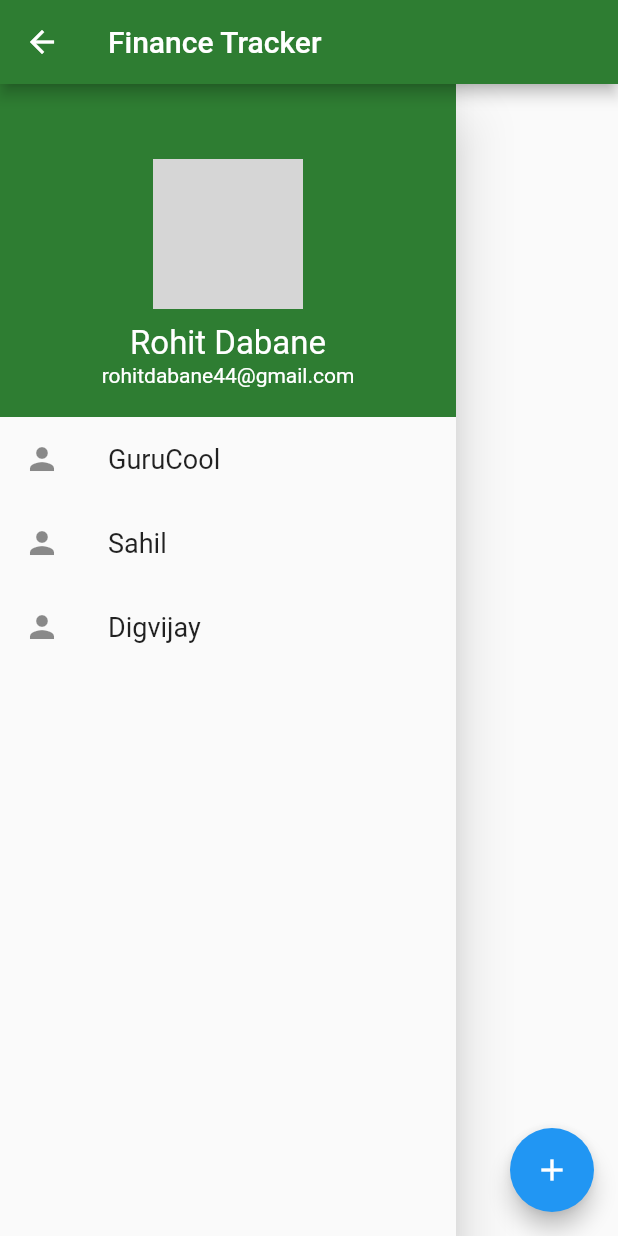
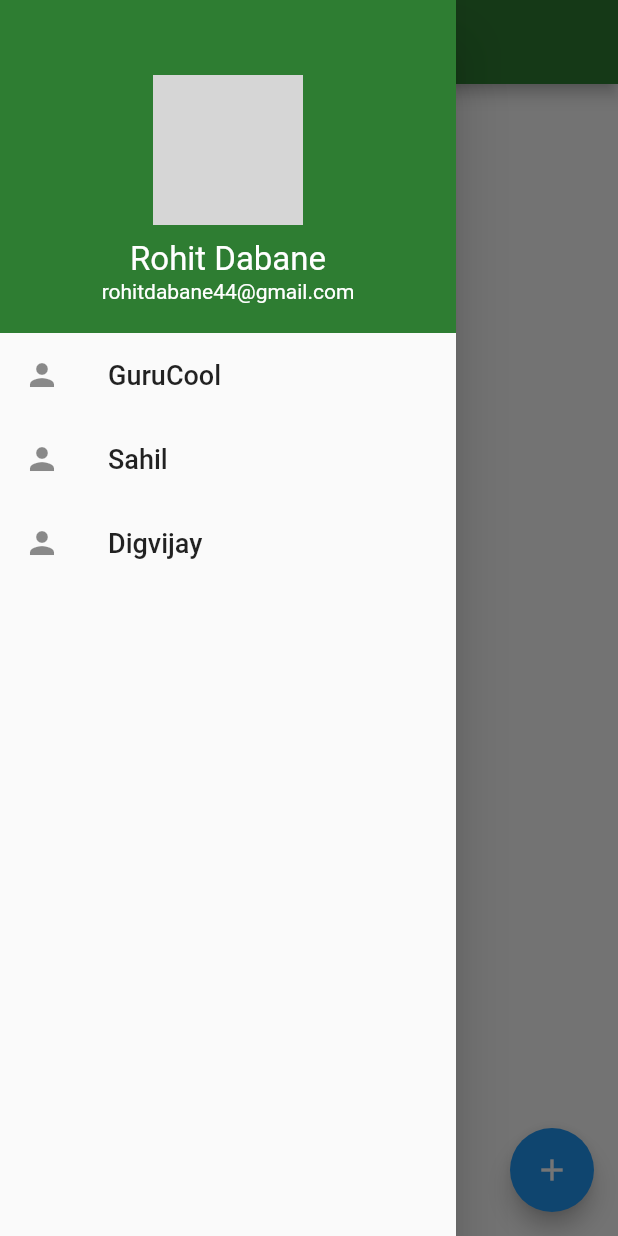
Before and after one commit to SahilHariyani/finance_tracker, a Flutter app: the HomePage screen opened directly, with the side drawer open (before the commit the screen has no drawer), on a phone screen of 412 x 824 dp. Run offline on Flutter 3.47's test engine with Material 2 defaults, Android fonts, the phone set to English and light mode, and no system bars; grey boxes are pictures that could not be loaded.

Commit message:
first module

```diff
--- a/lib/view/home.dart
+++ b/lib/view/home.dart
@@ -9,9 +9,8 @@ class HomePage extends StatelessWidget {
       appBar: AppBar(
         title: Text('Finance Tracker'),
       ),
-      body: Container(
-        child: MainDrawer(),
-      ),
+      drawer: MainDrawer(),
+      body: Container(),
       floatingActionButton: FloatingActionButton(
         onPressed: null,
         child: Icon(Icons.add),
```
